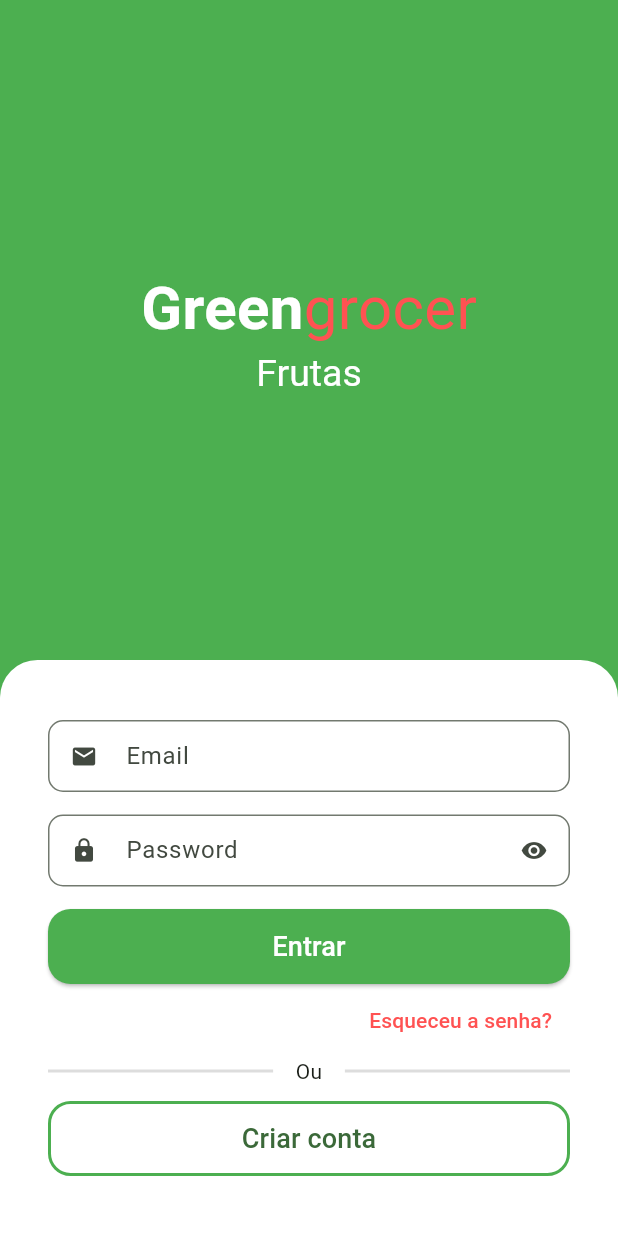
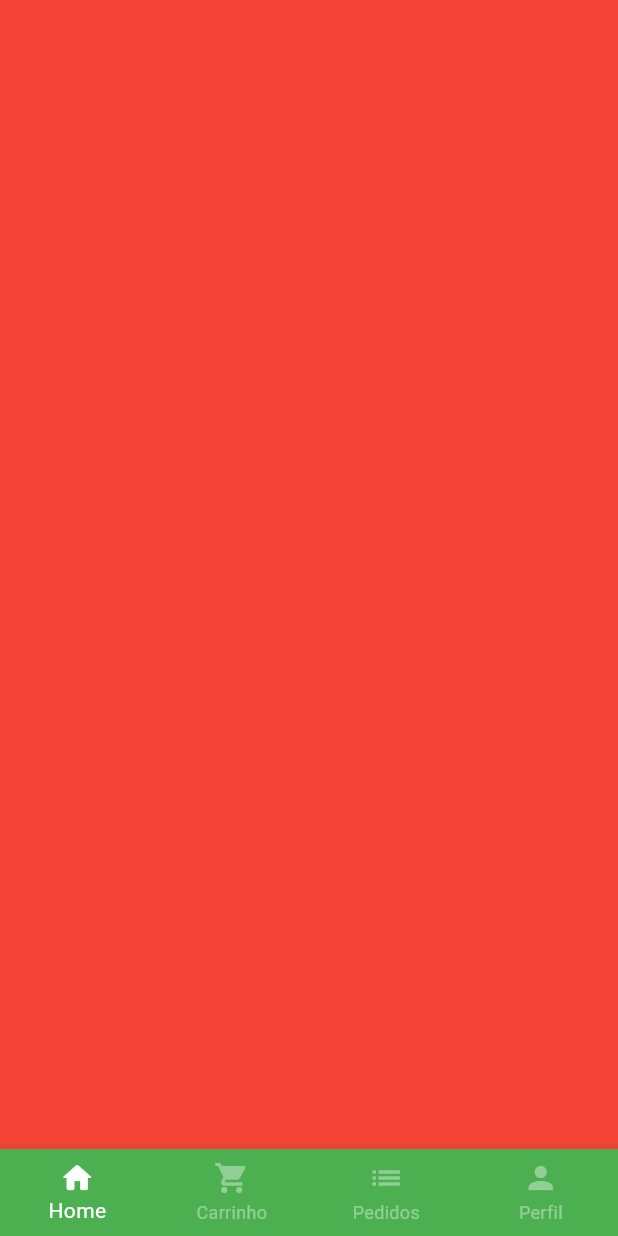
Before and after one commit to Pinheiro-dev/Quitanda, a Flutter app: the screen it shows after launch, after a tap on "Entrar", on a phone screen of 412 x 824 dp. Run offline on Flutter 3.47's test engine with Material 2 defaults, Android fonts, the phone set to English and light mode, and no system bars; drawn by our look-alikes of animated_text_kit; our stand-ins replace mask_text_input_formatter.

Commit message:
Cria base screen e adiciona um NavigatorBat com PageView

```diff
--- a/lib/src/auth/sign_in_screen.dart
+++ b/lib/src/auth/sign_in_screen.dart
@@ -3,6 +3,7 @@ import 'package:flutter/material.dart';
 import 'package:quitanda/src/Config/custom_colors.dart';
 import 'package:quitanda/src/auth/Components/custom_text_field.dart';
 import 'package:quitanda/src/auth/sign_up_screen.dart';
+import 'package:quitanda/src/base/base_screen.dart';
 
 class SignInScreen extends StatelessWidget {
   const SignInScreen({super.key});
@@ -121,7 +122,12 @@ class SignInScreen extends StatelessWidget {
                           ),
                           backgroundColor: Colors.green,
                         ),
-                        onPressed: () {},
+                        onPressed: () {
+                          Navigator.of(context)
+                              .pushReplacement(MaterialPageRoute(builder: (c) {
+                            return const BaseScreen();
+                          }));
+                        },
                         child: const Text(
                           'Entrar',
                           style: TextStyle(fontSize: 18, color: Colors.white),
--- /dev/null
+++ b/lib/src/base/base_screen.dart
@@ -0,0 +1,60 @@
+import 'package:flutter/material.dart';
+
+class BaseScreen extends StatefulWidget {
+  const BaseScreen({super.key});
+
+  @override
+  State<BaseScreen> createState() => _BaseScreenState();
+}
+
+class _BaseScreenState extends State<BaseScreen> {
+  int currentIndex = 0;
+  final pageController = PageController();
+
+  @override
+  Widget build(BuildContext context) {
+    return Scaffold(
+      body: PageView(
+        controller: pageController,
+        physics: const NeverScrollableScrollPhysics(),
+        children: [
+          Container(color: Colors.red),
+          Container(color: Colors.yellow),
+          Container(color: Colors.blue),
+          Container(color: Colors.purple),
+        ],
+      ),
+      bottomNavigationBar: BottomNavigationBar(
+        currentIndex: currentIndex,
+        onTap: (index) {
+          setState(() {
+            currentIndex = index;
+            pageController.jumpToPage(index);
+          });
+        },
+        type: BottomNavigationBarType.fixed,
+        backgroundColor: Colors.green,
+        selectedItemColor: Colors.white,
+        unselectedItemColor: Colors.white.withAlpha(100),
+        items: const [
+          BottomNavigationBarItem(
+            icon: Icon(Icons.home_rounded),
+            label: 'Home',
+          ),
+          BottomNavigationBarItem(
+            icon: Icon(Icons.shopping_cart),
+            label: 'Carrinho',
+          ),
+          BottomNavigationBarItem(
+            icon: Icon(Icons.list),
+            label: 'Pedidos',
+          ),
+          BottomNavigationBarItem(
+            icon: Icon(Icons.person),
+            label: 'Perfil',
+          ),
+        ],
+      ),
+    );
+  }
+}
```
